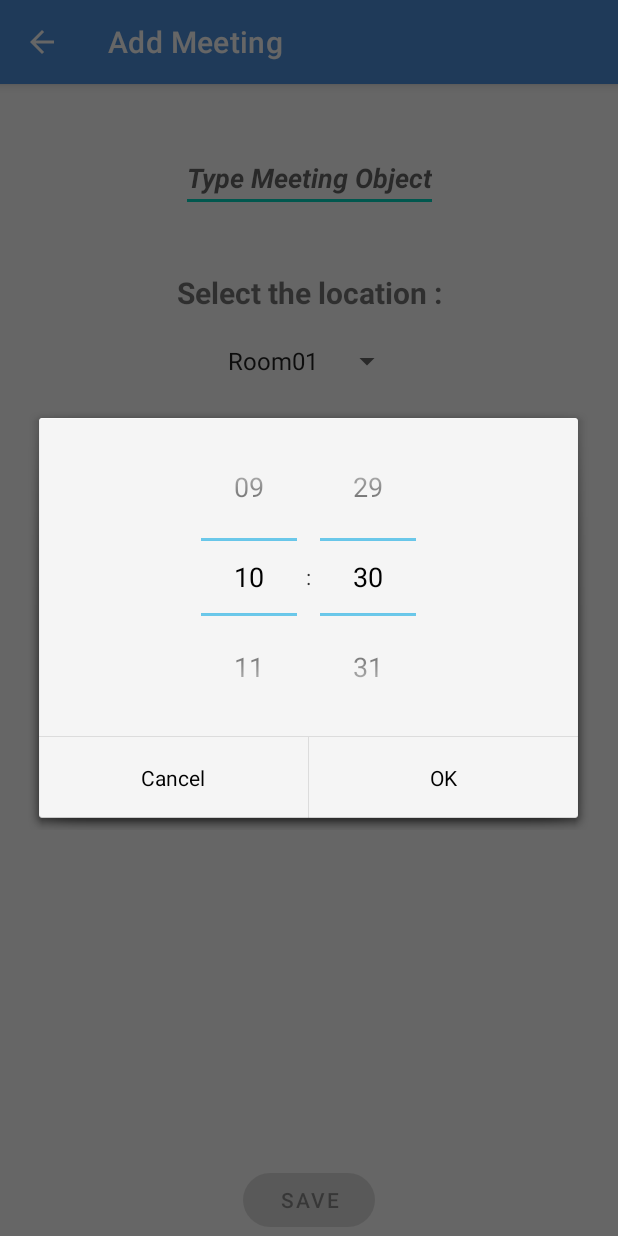
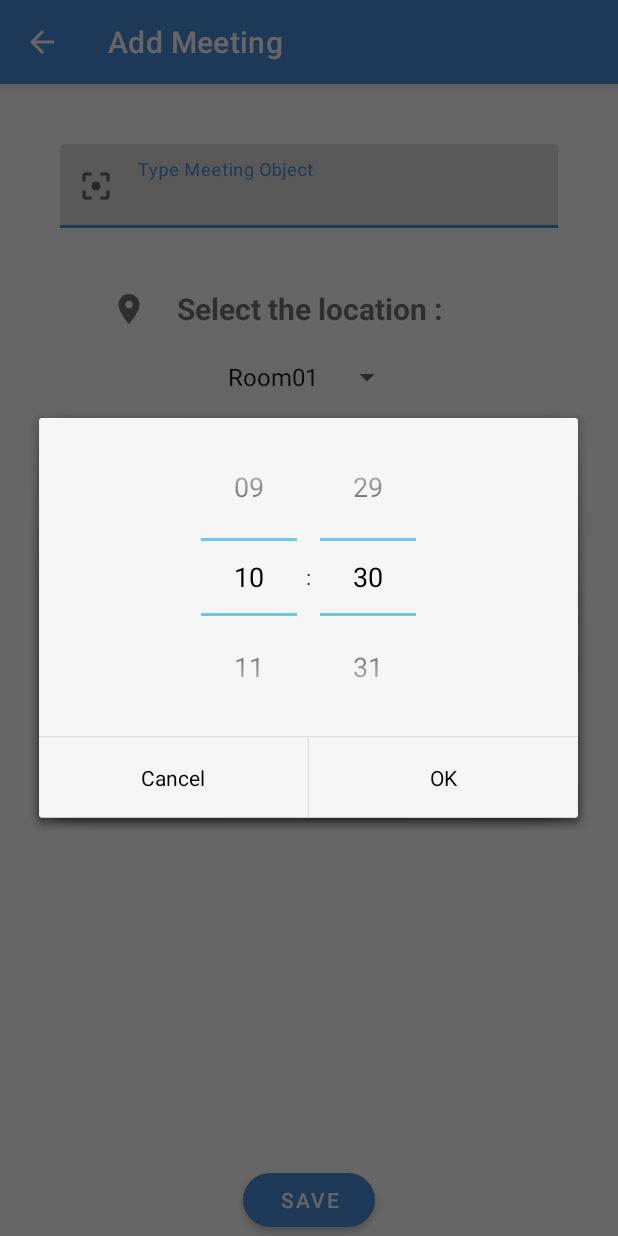
Before and after one commit to Strickle/MaReu, an Android app: the AddMeetingActivity screen opened directly, with no data from a screen before it, after a tap on an icon or button, on a phone screen of 412 x 824 dp. Run offline under Robolectric (Android 15) with nearby library versions, the phone set to English and light mode, and no system bars.

Commit message:
add layout ui in AddMeetingActivity

```diff
--- a/app/src/main/java/com/nounapps/mareu/ui/meeting_list/AddMeetingActivity.java
+++ b/app/src/main/java/com/nounapps/mareu/ui/meeting_list/AddMeetingActivity.java
@@ -7,8 +7,12 @@ import android.graphics.Color;
 import android.graphics.drawable.ColorDrawable;
 import android.os.Bundle;
 import android.renderscript.ScriptGroup;
+import android.text.Editable;
+import android.text.TextWatcher;
 import android.view.View;
+import android.widget.AdapterView;
 import android.widget.ArrayAdapter;
+import android.widget.Button;
 import android.widget.DatePicker;
 import android.widget.Spinner;
 import android.widget.TimePicker;
@@ -31,6 +35,7 @@ public class AddMeetingActivity extends AppCompatActivity {
 
     private DatePickerDialog.OnDateSetListener onDateSetListener;
     private TimePickerDialog.OnTimeSetListener onTimeSetListener;
+    private Calendar calendar = Calendar.getInstance();
 
 
 
@@ -52,6 +57,16 @@ public class AddMeetingActivity extends AppCompatActivity {
 // Apply the adapter to the spinner
         spinner.setAdapter(adapter);
 
+
+//// init button createMeeting
+        binding.create.setEnabled(true);
+//        if (binding.tvObject.getText() & binding.sMeetingRoom.getSelectedItem() &
+//                binding.tvMeetingHour & binding.tvMeetingDate & binding.tvParticipants != null){
+//            binding.create.setEnabled(true);
+//        }
+
+
+
         binding.tvMeetingDate.setOnClickListener(new View.OnClickListener() {
             @Override
             public void onClick(View v) {
@@ -67,6 +82,7 @@ public class AddMeetingActivity extends AppCompatActivity {
                         year, month, day);
                 datePickerDialog.getWindow().setBackgroundDrawable(new ColorDrawable(Color.TRANSPARENT));
                 datePickerDialog.show();
+                calendar.set(year,month,day);
             }
         });
         binding.tvMeetingHour.setOnClickListener(new View.OnClickListener() {
@@ -83,7 +99,28 @@ public class AddMeetingActivity extends AppCompatActivity {
                         hour,minute,true);
                 timePickerDialog.getWindow().setBackgroundDrawable(new ColorDrawable(Color.TRANSPARENT));
                 timePickerDialog.show();
+                calendar.set(Calendar.HOUR,hour);
+                calendar.set(Calendar.MINUTE, minute);
+
             }
         });
+        binding.create.setOnClickListener(new View.OnClickListener() {
+            @Override
+            public void onClick(View v) {
+                Meeting meeting = new Meeting(
+                        System.currentTimeMillis(),
+                        binding.tfObject.toString(),
+                        binding.sMeetingRoom.getSelectedItem().toString(),
+                        calendar.getTime(),
+                        binding.tfParticipants.toString()
+
+
+                );
+
+                mMeetingApiService.createMeeting(meeting);
+                finish();
+            }
+        });
+
     }
 }
--- /dev/null
+++ b/app/src/main/res/drawable/ic_baseline_access_time_24.xml
@@ -0,0 +1,6 @@
+<vector android:height="24dp" android:tint="#FFFFFF"
+    android:viewportHeight="24" android:viewportWidth="24"
+    android:width="24dp" xmlns:android="http://schemas.android.com/apk/res/android">
+    <path android:fillColor="@android:color/white" android:pathData="M11.99,2C6.47,2 2,6.48 2,12s4.47,10 9.99,10C17.52,22 22,17.52 22,12S17.52,2 11.99,2zM12,20c-4.42,0 -8,-3.58 -8,-8s3.58,-8 8,-8 8,3.58 8,8 -3.58,8 -8,8z"/>
+    <path android:fillColor="@android:color/white" android:pathData="M12.5,7H11v6l5.25,3.15 0.75,-1.23 -4.5,-2.67z"/>
+</vector>
--- /dev/null
+++ b/app/src/main/res/drawable/ic_baseline_agenda_24.xml
@@ -0,0 +1,5 @@
+<vector android:height="24dp" android:tint="#FFFFFF"
+    android:viewportHeight="24" android:viewportWidth="24"
+    android:width="24dp" xmlns:android="http://schemas.android.com/apk/res/android">
+    <path android:fillColor="@android:color/white" android:pathData="M4,8h4L8,4L4,4v4zM10,20h4v-4h-4v4zM4,20h4v-4L4,16v4zM4,14h4v-4L4,10v4zM10,14h4v-4h-4v4zM16,4v4h4L20,4h-4zM10,8h4L14,4h-4v4zM16,14h4v-4h-4v4zM16,20h4v-4h-4v4z"/>
+</vector>
--- /dev/null
+++ b/app/src/main/res/drawable/ic_baseline_alternate_email_24.xml
@@ -0,0 +1,5 @@
+<vector android:height="24dp" android:tint="#FFFFFF"
+    android:viewportHeight="24" android:viewportWidth="24"
+    android:width="24dp" xmlns:android="http://schemas.android.com/apk/res/android">
+    <path android:fillColor="@android:color/white" android:pathData="M12,2C6.48,2 2,6.48 2,12s4.48,10 10,10h5v-2h-5c-4.34,0 -8,-3.66 -8,-8s3.66,-8 8,-8 8,3.66 8,8v1.43c0,0.79 -0.71,1.57 -1.5,1.57s-1.5,-0.78 -1.5,-1.57L17,12c0,-2.76 -2.24,-5 -5,-5s-5,2.24 -5,5 2.24,5 5,5c1.38,0 2.64,-0.56 3.54,-1.47 0.65,0.89 1.77,1.47 2.96,1.47 1.97,0 3.5,-1.6 3.5,-3.57L22,12c0,-5.52 -4.48,-10 -10,-10zM12,15c-1.66,0 -3,-1.34 -3,-3s1.34,-3 3,-3 3,1.34 3,3 -1.34,3 -3,3z"/>
+</vector>
--- /dev/null
+++ b/app/src/main/res/drawable/ic_baseline_filter_center_focus_24.xml
@@ -0,0 +1,5 @@
+<vector android:height="24dp" android:tint="#FFFFFF"
+    android:viewportHeight="24" android:viewportWidth="24"
+    android:width="24dp" xmlns:android="http://schemas.android.com/apk/res/android">
+    <path android:fillColor="@android:color/white" android:pathData="M5,15L3,15v4c0,1.1 0.9,2 2,2h4v-2L5,19v-4zM5,5h4L9,3L5,3c-1.1,0 -2,0.9 -2,2v4h2L5,5zM19,3h-4v2h4v4h2L21,5c0,-1.1 -0.9,-2 -2,-2zM19,19h-4v2h4c1.1,0 2,-0.9 2,-2v-4h-2v4zM12,9c-1.66,0 -3,1.34 -3,3s1.34,3 3,3 3,-1.34 3,-3 -1.34,-3 -3,-3z"/>
+</vector>
--- /dev/null
+++ b/app/src/main/res/drawable/ic_baseline_location_on_24.xml
@@ -0,0 +1,5 @@
+<vector android:height="24dp" android:tint="#FFFFFF"
+    android:viewportHeight="24" android:viewportWidth="24"
+    android:width="24dp" xmlns:android="http://schemas.android.com/apk/res/android">
+    <path android:fillColor="@android:color/white" android:pathData="M12,2C8.13,2 5,5.13 5,9c0,5.25 7,13 7,13s7,-7.75 7,-13c0,-3.87 -3.13,-7 -7,-7zM12,11.5c-1.38,0 -2.5,-1.12 -2.5,-2.5s1.12,-2.5 2.5,-2.5 2.5,1.12 2.5,2.5 -1.12,2.5 -2.5,2.5z"/>
+</vector>
--- a/app/src/main/res/layout/activity_add_meeting.xml
+++ b/app/src/main/res/layout/activity_add_meeting.xml
@@ -6,17 +6,38 @@
     android:layout_height="match_parent"
     tools:context=".ui.meeting_list.AddMeetingActivity">
 
-    <EditText
-        android:id="@+id/tvObject"
-        android:layout_width="wrap_content"
+    <com.google.android.material.textfield.TextInputLayout
+        android:id="@+id/tfObject"
+        android:layout_width="match_parent"
         android:layout_height="wrap_content"
         android:layout_marginTop="40dp"
+        android:layout_marginHorizontal="40dp"
         android:hint="Type Meeting Object"
         android:textStyle="italic|bold"
+        app:startIconDrawable="@drawable/ic_baseline_filter_center_focus_24"
         app:layout_constraintEnd_toEndOf="parent"
         app:layout_constraintStart_toStartOf="parent"
         app:layout_constraintTop_toTopOf="parent">
-    </EditText>
+        <com.google.android.material.textfield.TextInputEditText
+            android:layout_width="match_parent"
+            android:layout_height="wrap_content"
+            android:maxLines="1"
+            android:lines="1"
+            android:singleLine="true"/>
+    </com.google.android.material.textfield.TextInputLayout>
+
+
+    <ImageView
+        android:id="@+id/ivLocation"
+        android:layout_width="wrap_content"
+        android:layout_height="wrap_content"
+        android:layout_marginEnd="20dp"
+        android:src="@drawable/ic_baseline_location_on_24"
+        app:layout_constraintBottom_toBottomOf="@+id/tvSelectRoom"
+        app:layout_constraintEnd_toStartOf="@+id/tvSelectRoom"
+        app:layout_constraintTop_toTopOf="@+id/tvSelectRoom"
+        app:tint="#757575">
+    </ImageView>
 
     <TextView
         android:id="@+id/tvSelectRoom"
@@ -26,10 +47,9 @@
         android:text="Select the location :"
         android:textSize="20sp"
         android:textStyle="bold"
-        app:layout_constraintEnd_toEndOf="@+id/tvObject"
-        app:layout_constraintStart_toStartOf="@+id/tvObject"
-        app:layout_constraintTop_toBottomOf="@+id/tvObject">
-
+        app:layout_constraintEnd_toEndOf="@+id/tfObject"
+        app:layout_constraintStart_toStartOf="@+id/tfObject"
+        app:layout_constraintTop_toBottomOf="@+id/tfObject">
     </TextView>
 
     <Spinner
@@ -40,8 +60,17 @@
         app:layout_constraintEnd_toEndOf="parent"
         app:layout_constraintStart_toStartOf="parent"
         app:layout_constraintTop_toBottomOf="@+id/tvSelectRoom">
+    </Spinner>
 
-    </Spinner>
+    <ImageView
+        android:layout_width="wrap_content"
+        android:layout_height="wrap_content"
+        android:src="@drawable/ic_baseline_agenda_24"
+        android:layout_marginEnd="20dp"
+        app:layout_constraintBottom_toBottomOf="@+id/tvMeetingDate"
+        app:layout_constraintEnd_toStartOf="@+id/tvMeetingDate"
+        app:layout_constraintTop_toTopOf="@+id/tvMeetingDate"
+        app:tint="#757575" />
 
     <TextView
         android:id="@+id/tvMeetingDate"
@@ -56,6 +85,16 @@
         app:layout_constraintTop_toBottomOf="@+id/sMeetingRoom">
     </TextView>
 
+    <ImageView
+        android:layout_width="wrap_content"
+        android:layout_height="wrap_content"
+        android:src="@drawable/ic_baseline_access_time_24"
+        android:layout_marginEnd="20dp"
+        app:layout_constraintBottom_toBottomOf="@+id/tvMeetingHour"
+        app:layout_constraintEnd_toStartOf="@+id/tvMeetingHour"
+        app:layout_constraintTop_toTopOf="@+id/tvMeetingHour"
+        app:tint="#757575" />
+
     <TextView
         android:id="@+id/tvMeetingHour"
         android:layout_width="wrap_content"
@@ -69,19 +108,27 @@
         app:layout_constraintTop_toBottomOf="@+id/tvMeetingDate">
     </TextView>
 
-    <EditText
-        android:id="@+id/tvParticipants"
-        android:layout_width="wrap_content"
+    <com.google.android.material.textfield.TextInputLayout
+        android:id="@+id/tfParticipants"
+        android:layout_width="match_parent"
         android:layout_height="wrap_content"
         android:layout_marginTop="40dp"
+        android:layout_marginHorizontal="40dp"
         android:hint="Type participant's mail"
         android:textSize="20sp"
         android:textStyle="italic|bold"
+        app:startIconDrawable="@drawable/ic_baseline_alternate_email_24"
         app:layout_constraintEnd_toEndOf="parent"
         app:layout_constraintStart_toStartOf="parent"
         app:layout_constraintTop_toBottomOf="@+id/tvMeetingHour">
+        <com.google.android.material.textfield.TextInputEditText
+            android:layout_width="match_parent"
+            android:layout_height="wrap_content"
+            android:maxLines="1"
+            android:lines="1"
+            android:singleLine="true"/>
+    </com.google.android.material.textfield.TextInputLayout>
 
-    </EditText>
     <com.google.android.material.button.MaterialButton
         android:id="@+id/create"
         style="@style/Widget.MaterialComponents.Button"
```
